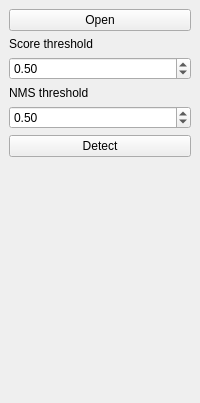
Old version of the form dockwidget.ui in the repository withwsf/Image_detection.
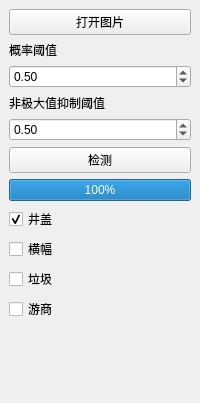
New version of the form.

```diff
--- a/dockwidget.ui
+++ b/dockwidget.ui
@@ -12,8 +12,8 @@
   </property>
   <property name="minimumSize">
    <size>
-    <width>125</width>
-    <height>221</height>
+    <width>138</width>
+    <height>364</height>
    </size>
   </property>
   <property name="windowTitle">
@@ -24,14 +24,14 @@
     <item>
      <widget class="QPushButton" name="pushButton">
       <property name="text">
-       <string>Open</string>
+       <string>打开图片</string>
       </property>
      </widget>
     </item>
     <item>
      <widget class="QLabel" name="Scorelabel">
       <property name="text">
-       <string>Score threshold</string>
+       <string>概率阈值</string>
       </property>
      </widget>
     </item>
@@ -54,7 +54,7 @@
     <item>
      <widget class="QLabel" name="NMSlabel">
       <property name="text">
-       <string>NMS threshold</string>
+       <string>非极大值抑制阈值</string>
       </property>
      </widget>
     </item>
@@ -74,7 +74,54 @@
     <item>
      <widget class="QPushButton" name="DetectpushButton">
       <property name="text">
-       <string>Detect</string>
+       <string>检测</string>
+      </property>
+     </widget>
+    </item>
+    <item>
+     <widget class="QProgressBar" name="progressBar">
+      <property name="maximum">
+       <number>100</number>
+      </property>
+      <property name="value">
+       <number>100</number>
+      </property>
+     </widget>
+    </item>
+    <item>
+     <widget class="QCheckBox" name="checkBox">
+      <property name="text">
+       <string>井盖</string>
+      </property>
+      <property name="checked">
+       <bool>true</bool>
+      </property>
+     </widget>
+    </item>
+    <item>
+     <widget class="QCheckBox" name="checkBox_2">
+      <property name="text">
+       <string>横幅</string>
+      </property>
+      <property name="checked">
+       <bool>false</bool>
+      </property>
+     </widget>
+    </item>
+    <item>
+     <widget class="QCheckBox" name="checkBox_3">
+      <property name="text">
+       <string>垃圾</string>
+      </property>
+      <property name="checked">
+       <bool>false</bool>
+      </property>
+     </widget>
+    </item>
+    <item>
+     <widget class="QCheckBox" name="checkBox_4">
+      <property name="text">
+       <string>游商</string>
       </property>
      </widget>
     </item>
```
Left out of the diff: 2 changed lines with no effect on the pictures.
